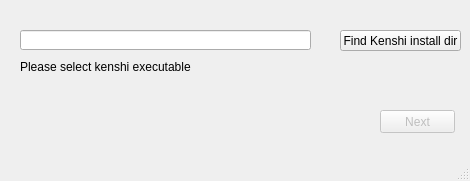
BFrizzleFoShizzle/RE_Kenshi_installer, file mainwindow.ui: the form before one commit.
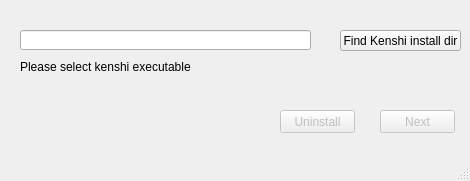
The form after the commit.

```diff
--- a/mainwindow.ui
+++ b/mainwindow.ui
@@ -72,6 +72,22 @@
      <bool>true</bool>
     </property>
    </widget>
+   <widget class="QPushButton" name="uninstallButton">
+    <property name="enabled">
+     <bool>false</bool>
+    </property>
+    <property name="geometry">
+     <rect>
+      <x>280</x>
+      <y>110</y>
+      <width>75</width>
+      <height>23</height>
+     </rect>
+    </property>
+    <property name="text">
+     <string>Uninstall</string>
+    </property>
+   </widget>
   </widget>
   <widget class="QMenuBar" name="menubar">
    <property name="geometry">
```
